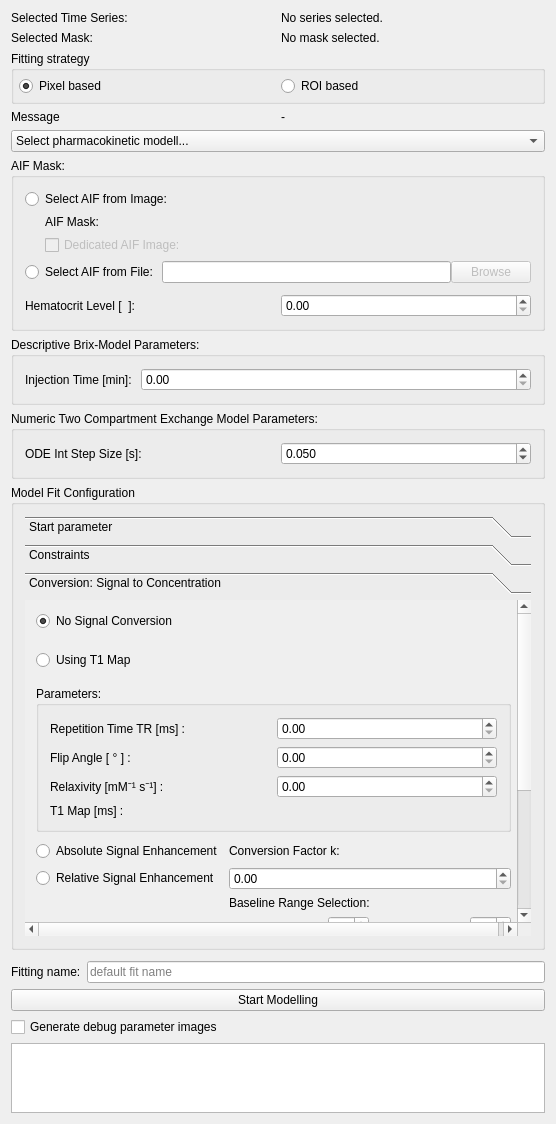
Qt form Plugins/org.mitk.gui.qt.pharmacokinetics.mri/src/internal/MRPerfusionViewControls.ui (MITK/MITK) before a commit.
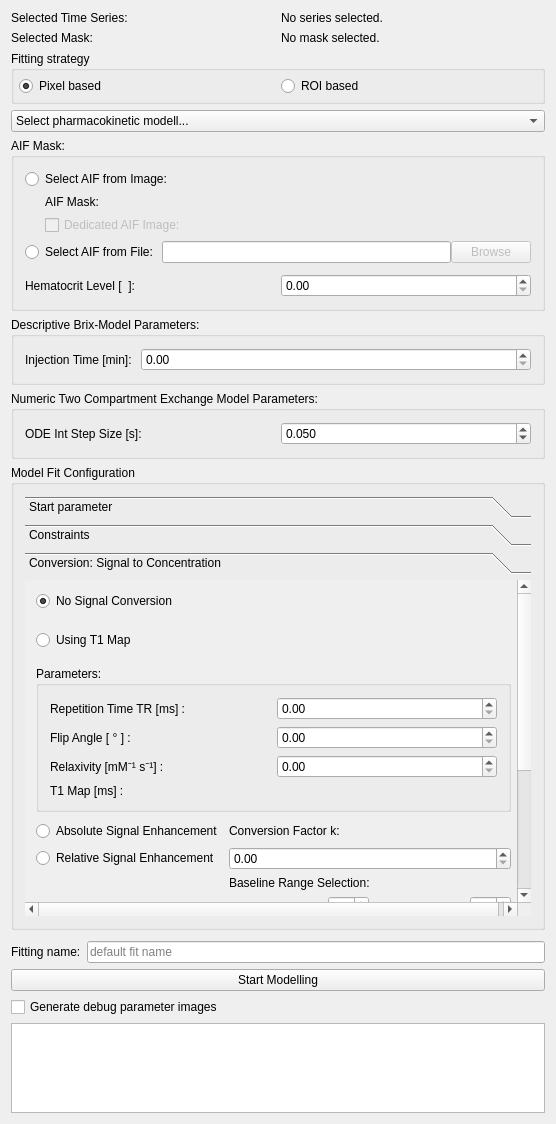
The same form after that commit. The open tabs and pages were chosen to show the change. Custom widgets are drawn as their Qt base class.

Commit message: Remove errorMessageLabel und label_4.

```diff
--- a/Plugins/org.mitk.gui.qt.pharmacokinetics.mri/src/internal/MRPerfusionViewControls.ui
+++ b/Plugins/org.mitk.gui.qt.pharmacokinetics.mri/src/internal/MRPerfusionViewControls.ui
@@ -100,22 +100,7 @@
       </widget>
      </item>
      <item>
-      <layout class="QHBoxLayout" name="horizontalLayout_4">
-       <item>
-        <widget class="QLabel" name="label_4">
-         <property name="text">
-          <string>Message</string>
-         </property>
-        </widget>
-       </item>
-       <item>
-        <widget class="QLabel" name="errorMessageLabel">
-         <property name="text">
-          <string>-</string>
-         </property>
-        </widget>
-       </item>
-      </layout>
+      <layout class="QHBoxLayout" name="horizontalLayout_4"/>
      </item>
     </layout>
    </item>
@@ -387,8 +372,8 @@
          <property name="geometry">
           <rect>
            <x>0</x>
-           <y>-108</y>
-           <width>516</width>
+           <y>0</y>
+           <width>350</width>
            <height>452</height>
           </rect>
          </property>
```
Left out of the diff: 2 changed lines with no effect on the pictures.
